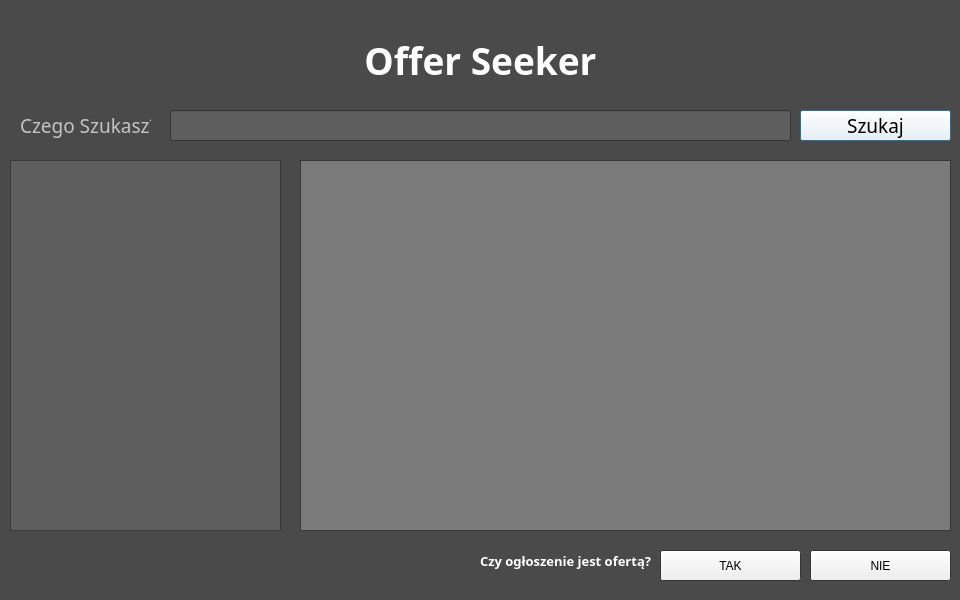
Qt form Client/client.ui (konik32/OfferSeeker) before a commit.
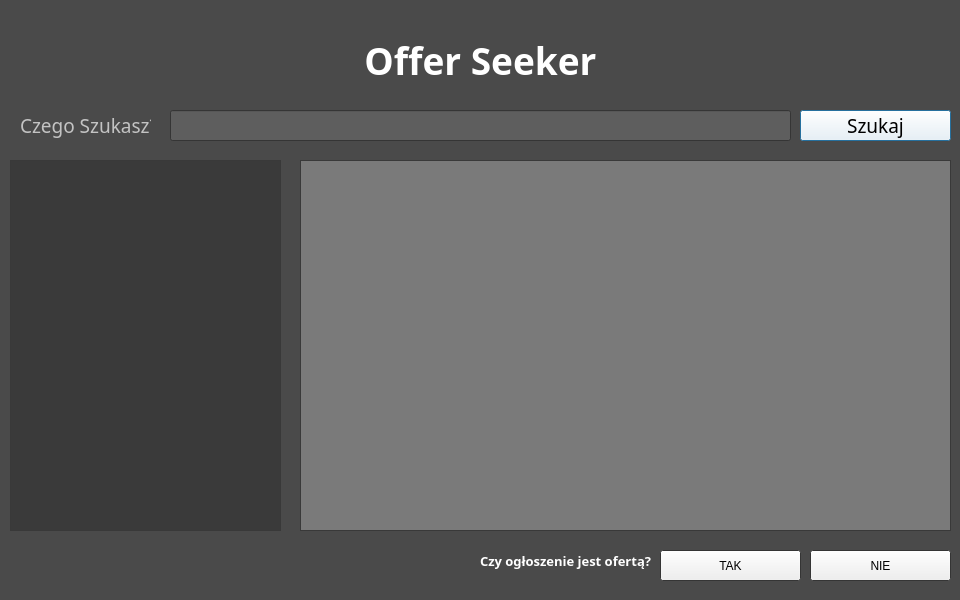
The same form after that commit. Icons and pictures are not drawn.

The edit to the form file:
```diff
--- a/Client/client.ui
+++ b/Client/client.ui
@@ -763,85 +763,6 @@
     <string>Szukaj</string>
    </property>
   </widget>
-  <widget class="QTableView" name="tableView">
-   <property name="geometry">
-    <rect>
-     <x>10</x>
-     <y>160</y>
-     <width>271</width>
-     <height>371</height>
-    </rect>
-   </property>
-   <property name="palette">
-    <palette>
-     <active>
-      <colorrole role="WindowText">
-       <brush brushstyle="SolidPattern">
-        <color alpha="255">
-         <red>255</red>
-         <green>255</green>
-         <blue>255</blue>
-        </color>
-       </brush>
-      </colorrole>
-      <colorrole role="Base">
-       <brush brushstyle="SolidPattern">
-        <color alpha="255">
-         <red>94</red>
-         <green>94</green>
-         <blue>94</blue>
-        </color>
-       </brush>
-      </colorrole>
-     </active>
-     <inactive>
-      <colorrole role="WindowText">
-       <brush brushstyle="SolidPattern">
-        <color alpha="255">
-         <red>255</red>
-         <green>255</green>
-         <blue>255</blue>
-        </color>
-       </brush>
-      </colorrole>
-      <colorrole role="Base">
-       <brush brushstyle="SolidPattern">
-        <color alpha="255">
-         <red>94</red>
-         <green>94</green>
-         <blue>94</blue>
-        </color>
-       </brush>
-      </colorrole>
-     </inactive>
-     <disabled>
-      <colorrole role="WindowText">
-       <brush brushstyle="SolidPattern">
-        <color alpha="255">
-         <red>120</red>
-         <green>120</green>
-         <blue>120</blue>
-        </color>
-       </brush>
-      </colorrole>
-      <colorrole role="Base">
-       <brush brushstyle="SolidPattern">
-        <color alpha="255">
-         <red>74</red>
-         <green>74</green>
-         <blue>74</blue>
-        </color>
-       </brush>
-      </colorrole>
-     </disabled>
-    </palette>
-   </property>
-   <property name="font">
-    <font>
-     <pointsize>12</pointsize>
-    </font>
-   </property>
-  </widget>
   <widget class="QTextEdit" name="textEdit">
    <property name="geometry">
     <rect>
@@ -1044,6 +965,169 @@
     <string>NIE</string>
    </property>
   </widget>
+  <widget class="QListView" name="listView">
+   <property name="geometry">
+    <rect>
+     <x>10</x>
+     <y>160</y>
+     <width>271</width>
+     <height>371</height>
+    </rect>
+   </property>
+   <property name="palette">
+    <palette>
+     <active>
+      <colorrole role="WindowText">
+       <brush brushstyle="SolidPattern">
+        <color alpha="255">
+         <red>255</red>
+         <green>255</green>
+         <blue>255</blue>
+        </color>
+       </brush>
+      </colorrole>
+      <colorrole role="Light">
+       <brush brushstyle="SolidPattern">
+        <color alpha="255">
+         <red>52</red>
+         <green>52</green>
+         <blue>52</blue>
+        </color>
+       </brush>
+      </colorrole>
+      <colorrole role="Midlight">
+       <brush brushstyle="SolidPattern">
+        <color alpha="255">
+         <red>45</red>
+         <green>45</green>
+         <blue>45</blue>
+        </color>
+       </brush>
+      </colorrole>
+      <colorrole role="Text">
+       <brush brushstyle="SolidPattern">
+        <color alpha="255">
+         <red>255</red>
+         <green>255</green>
+         <blue>255</blue>
+        </color>
+       </brush>
+      </colorrole>
+      <colorrole role="Base">
+       <brush brushstyle="SolidPattern">
+        <color alpha="255">
+         <red>58</red>
+         <green>58</green>
+         <blue>58</blue>
+        </color>
+       </brush>
+      </colorrole>
+     </active>
+     <inactive>
+      <colorrole role="WindowText">
+       <brush brushstyle="SolidPattern">
+        <color alpha="255">
+         <red>255</red>
+         <green>255</green>
+         <blue>255</blue>
+        </color>
+       </brush>
+      </colorrole>
+      <colorrole role="Light">
+       <brush brushstyle="SolidPattern">
+        <color alpha="255">
+         <red>52</red>
+         <green>52</green>
+         <blue>52</blue>
+        </color>
+       </brush>
+      </colorrole>
+      <colorrole role="Midlight">
+       <brush brushstyle="SolidPattern">
+        <color alpha="255">
+         <red>45</red>
+         <green>45</green>
+         <blue>45</blue>
+        </color>
+       </brush>
+      </colorrole>
+      <colorrole role="Text">
+       <brush brushstyle="SolidPattern">
+        <color alpha="255">
+         <red>255</red>
+         <green>255</green>
+         <blue>255</blue>
+        </color>
+       </brush>
+      </colorrole>
+      <colorrole role="Base">
+       <brush brushstyle="SolidPattern">
+        <color alpha="255">
+         <red>58</red>
+         <green>58</green>
+         <blue>58</blue>
+        </color>
+       </brush>
+      </colorrole>
+     </inactive>
+     <disabled>
+      <colorrole role="WindowText">
+       <brush brushstyle="SolidPattern">
+        <color alpha="255">
+         <red>120</red>
+         <green>120</green>
+         <blue>120</blue>
+        </color>
+       </brush>
+      </colorrole>
+      <colorrole role="Light">
+       <brush brushstyle="SolidPattern">
+        <color alpha="255">
+         <red>52</red>
+         <green>52</green>
+         <blue>52</blue>
+        </color>
+       </brush>
+      </colorrole>
+      <colorrole role="Midlight">
+       <brush brushstyle="SolidPattern">
+        <color alpha="255">
+         <red>45</red>
+         <green>45</green>
+         <blue>45</blue>
+        </color>
+       </brush>
+      </colorrole>
+      <colorrole role="Text">
+       <brush brushstyle="SolidPattern">
+        <color alpha="255">
+         <red>120</red>
+         <green>120</green>
+         <blue>120</blue>
+        </color>
+       </brush>
+      </colorrole>
+      <colorrole role="Base">
+       <brush brushstyle="SolidPattern">
+        <color alpha="255">
+         <red>74</red>
+         <green>74</green>
+         <blue>74</blue>
+        </color>
+       </brush>
+      </colorrole>
+     </disabled>
+    </palette>
+   </property>
+   <property name="font">
+    <font>
+     <pointsize>12</pointsize>
+    </font>
+   </property>
+   <property name="editTriggers">
+    <set>QAbstractItemView::NoEditTriggers</set>
+   </property>
+  </widget>
  </widget>
  <layoutdefault spacing="6" margin="11"/>
  <resources/>
```
